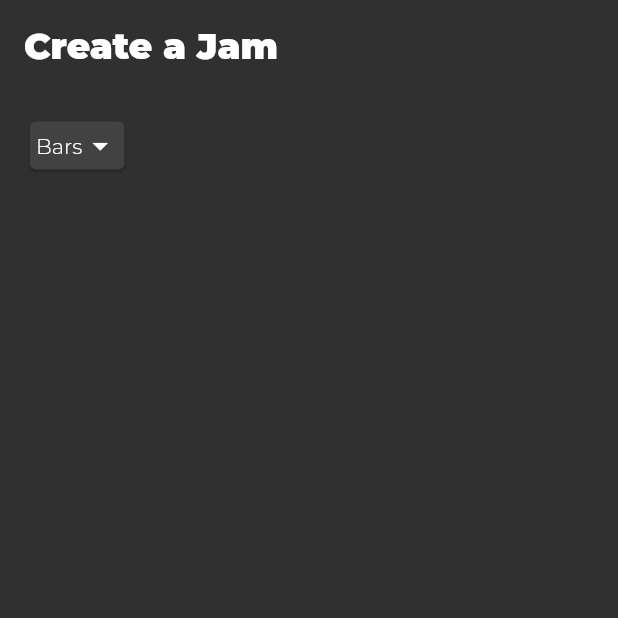
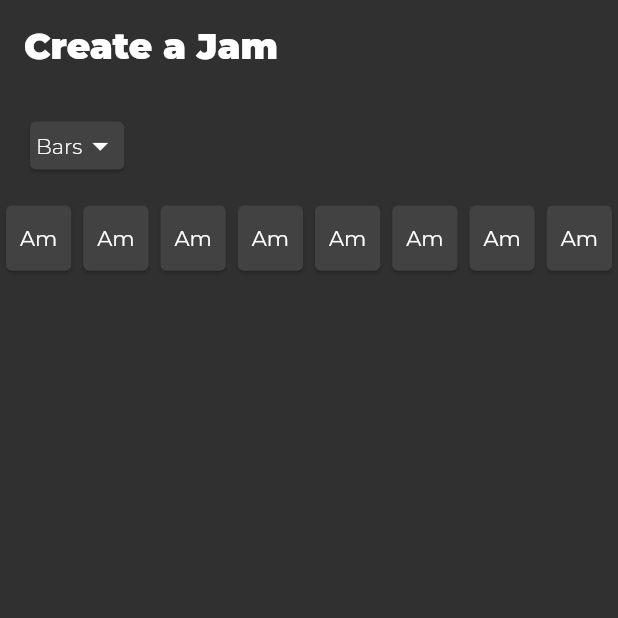
Before and after one commit to swabbass/Jamz, a Flutter app: the screen it shows after launch, on a phone screen of 412 x 824 dp, the top half of it. Run offline on Flutter 3.47's test engine with Material 2 defaults, Android fonts, the phone set to English and light mode, and no system bars; our stand-ins replace google_fonts.

Commit message:
Demo Beat Widget

```diff
--- /dev/null
+++ b/lib/widgets/jam/BeatWidget.dart
@@ -0,0 +1,19 @@
+import 'package:flutter/cupertino.dart';
+import 'package:flutter/material.dart';
+import 'package:progressions/widgets/StyledTitleText.dart';
+
+class BeatWidget extends StatelessWidget {
+  @override
+  Widget build(BuildContext context) {
+    final width = MediaQuery
+        .of(context)
+        .size
+        .width;
+
+    return SizedBox(width: width / 8, height: width / 8,
+      child: Card(
+        child: Center(child: StyledText("Am",TextStyle())),
+      ),);
+  }
+
+}
--- a/lib/widgets/jam/CreateJamScreen.dart
+++ b/lib/widgets/jam/CreateJamScreen.dart
@@ -3,6 +3,7 @@ import 'package:flutter/widgets.dart';
 import 'package:progressions/widgets/StyledTitleText.dart';
 import 'package:progressions/widgets/common/AppTitle.dart';
 import 'package:progressions/widgets/common/PopupMenuWidget.dart';
+import 'package:progressions/widgets/jam/BeatWidget.dart';
 
 class CreateJamScreen extends StatelessWidget {
   static const int _MAX_BARS = 4;
@@ -22,6 +23,18 @@ class CreateJamScreen extends StatelessWidget {
               title: "Create a Jam",
             ),
             BarsSelection(barsSelectionOptions: barsSelectionOptions),
+            Row(
+              children: [
+                BeatWidget(),
+                BeatWidget(),
+                BeatWidget(),
+                BeatWidget(),
+                BeatWidget(),
+                BeatWidget(),
+                BeatWidget(),
+                BeatWidget(),
+              ],
+            )
           ],
         ),
       ),
```
